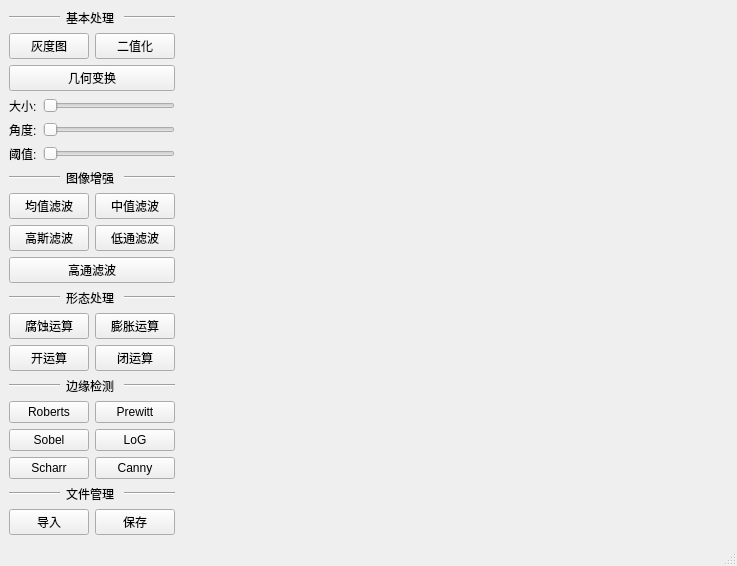
Above: ui/MyImage.ui from Accelerator-poi/MyImage before the change. Below: the same form after it.
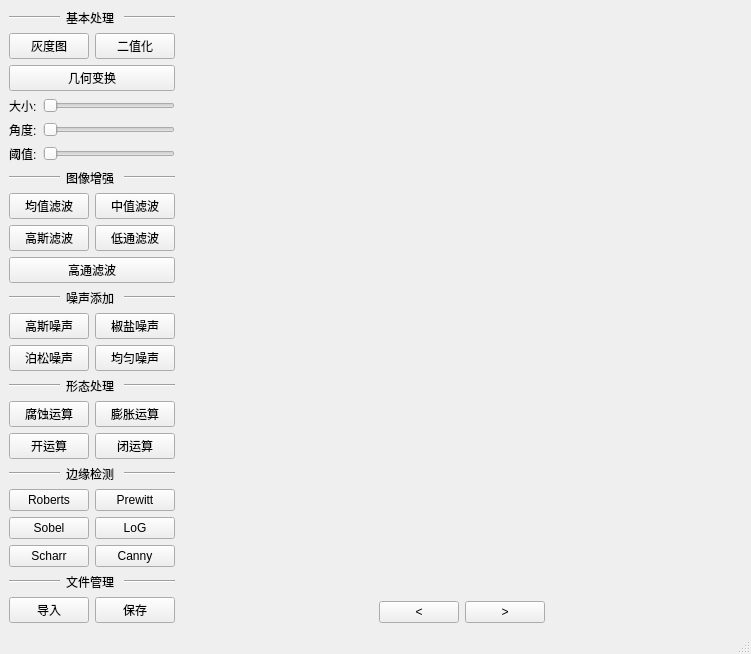
That is the form after the change.

Commit message: 完成了撤回与噪声功能，噪声功能未对灰度图做适配，需修复

The edit to the form file:
```diff
--- a/ui/MyImage.ui
+++ b/ui/MyImage.ui
@@ -6,22 +6,19 @@
    <rect>
     <x>0</x>
     <y>0</y>
-    <width>737</width>
-    <height>566</height>
+    <width>751</width>
+    <height>633</height>
    </rect>
   </property>
   <property name="windowTitle">
    <string>MyImage</string>
   </property>
   <widget class="QWidget" name="centralwidget">
-   <layout class="QGridLayout" name="gridLayout_2">
+   <layout class="QGridLayout" name="gridLayout">
     <item row="0" column="0">
-     <layout class="QGridLayout" name="gridLayout" columnstretch="1,6">
-      <item row="0" column="0">
-       <layout class="QVBoxLayout" name="verticalLayout_6">
-        <item>
-         <layout class="QHBoxLayout" name="horizontalLayout"/>
-        </item>
+     <layout class="QHBoxLayout" name="horizontalLayout_22" stretch="1,6">
+      <item>
+       <layout class="QVBoxLayout" name="verticalLayout_8">
         <item>
          <layout class="QVBoxLayout" name="verticalLayout">
           <item>
@@ -130,6 +127,19 @@
           </item>
          </layout>
         </item>
+        <item>
+         <spacer name="verticalSpacer_5">
+          <property name="orientation">
+           <enum>Qt::Vertical</enum>
+          </property>
+          <property name="sizeHint" stdset="0">
+           <size>
+            <width>20</width>
+            <height>40</height>
+           </size>
+          </property>
+         </spacer>
+        </item>
         <item>
          <spacer name="verticalSpacer">
           <property name="orientation">
@@ -215,6 +225,71 @@
           </item>
          </layout>
         </item>
+        <item>
+         <layout class="QVBoxLayout" name="verticalLayout_6">
+          <item>
+           <layout class="QHBoxLayout" name="horizontalLayout_20">
+            <item>
+             <widget class="Line" name="line_11">
+              <property name="orientation">
+               <enum>Qt::Horizontal</enum>
+              </property>
+             </widget>
+            </item>
+            <item>
+             <widget class="QLabel" name="label_9">
+              <property name="text">
+               <string>噪声添加</string>
+              </property>
+             </widget>
+            </item>
+            <item>
+             <widget class="Line" name="line_12">
+              <property name="orientation">
+               <enum>Qt::Horizontal</enum>
+              </property>
+             </widget>
+            </item>
+           </layout>
+          </item>
+          <item>
+           <layout class="QHBoxLayout" name="horizontalLayout">
+            <item>
+             <widget class="QPushButton" name="GaussianNoiseBtn">
+              <property name="text">
+               <string>高斯噪声</string>
+              </property>
+             </widget>
+            </item>
+            <item>
+             <widget class="QPushButton" name="SaltNoiseBtn">
+              <property name="text">
+               <string>椒盐噪声</string>
+              </property>
+             </widget>
+            </item>
+           </layout>
+          </item>
+          <item>
+           <layout class="QHBoxLayout" name="horizontalLayout_21">
+            <item>
+             <widget class="QPushButton" name="PoissonNoiseBtn">
+              <property name="text">
+               <string>泊松噪声</string>
+              </property>
+             </widget>
+            </item>
+            <item>
+             <widget class="QPushButton" name="UniformNoiseBtn">
+              <property name="text">
+               <string>均匀噪声</string>
+              </property>
+             </widget>
+            </item>
+           </layout>
+          </item>
+         </layout>
+        </item>
         <item>
          <spacer name="verticalSpacer_2">
           <property name="orientation">
@@ -451,12 +526,60 @@
         </item>
        </layout>
       </item>
-      <item row="0" column="1">
-       <widget class="QLabel" name="PicLabelBefore">
-        <property name="text">
-         <string/>
-        </property>
-       </widget>
+      <item>
+       <layout class="QVBoxLayout" name="verticalLayout_7" stretch="6,1">
+        <item>
+         <widget class="QLabel" name="PicLabelBefore">
+          <property name="text">
+           <string/>
+          </property>
+         </widget>
+        </item>
+        <item>
+         <layout class="QHBoxLayout" name="horizontalLayout_19">
+          <item>
+           <spacer name="horizontalSpacer">
+            <property name="orientation">
+             <enum>Qt::Horizontal</enum>
+            </property>
+            <property name="sizeHint" stdset="0">
+             <size>
+              <width>40</width>
+              <height>20</height>
+             </size>
+            </property>
+           </spacer>
+          </item>
+          <item>
+           <widget class="QPushButton" name="BackBtn">
+            <property name="text">
+             <string>&lt;</string>
+            </property>
+           </widget>
+          </item>
+          <item>
+           <widget class="QPushButton" name="NextBtn">
+            <property name="text">
+             <string>&gt;</string>
+            </property>
+           </widget>
+          </item>
+          <item>
+           <spacer name="horizontalSpacer_2">
+            <property name="orientation">
+             <enum>Qt::Horizontal</enum>
+            </property>
+            <property name="sizeHint" stdset="0">
+             <size>
+              <width>40</width>
+              <height>20</height>
+             </size>
+            </property>
+           </spacer>
+          </item>
+         </layout>
+        </item>
+       </layout>
       </item>
      </layout>
     </item>
```
Left out of the diff: 2 changed lines with no effect on the pictures. The commit also changes 5 other files.
